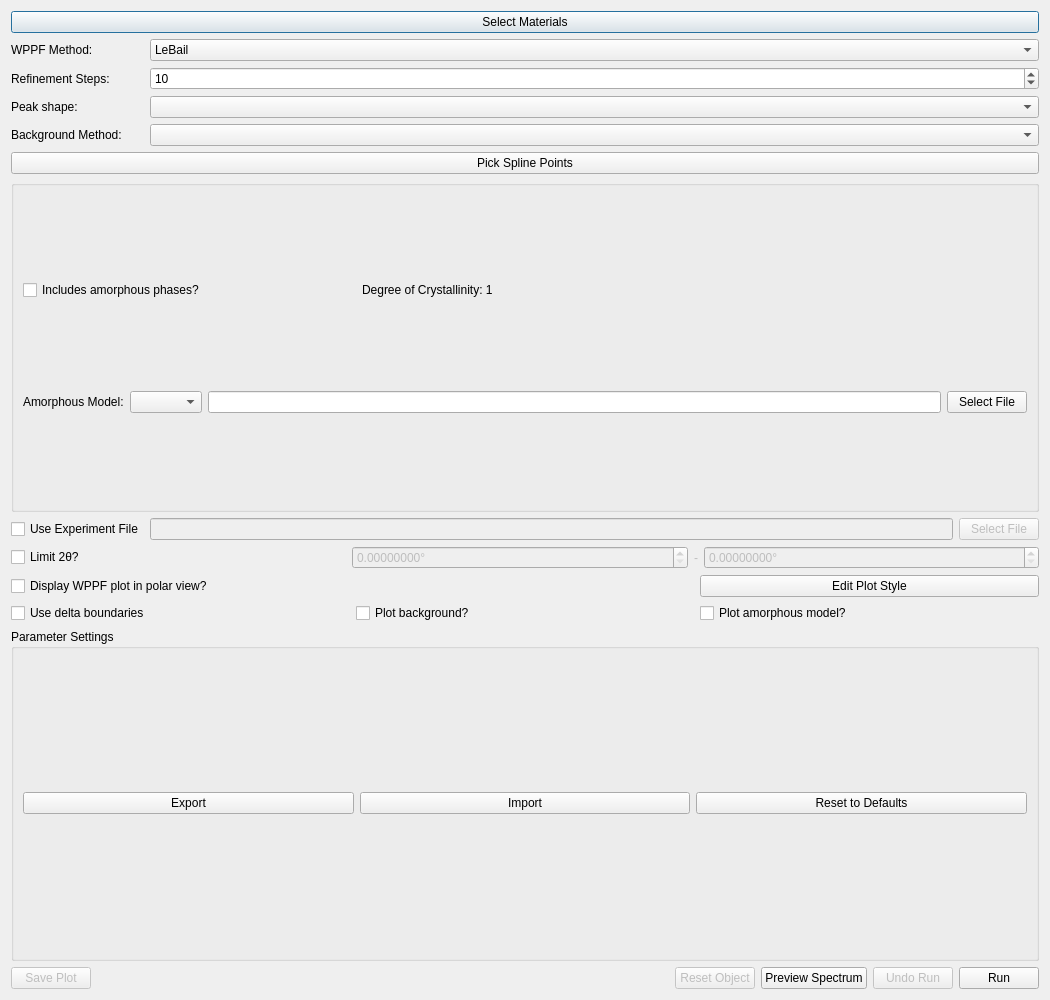
HEXRD/hexrdgui, file hexrdgui/resources/ui/wppf_options_dialog.ui: the form before one commit.
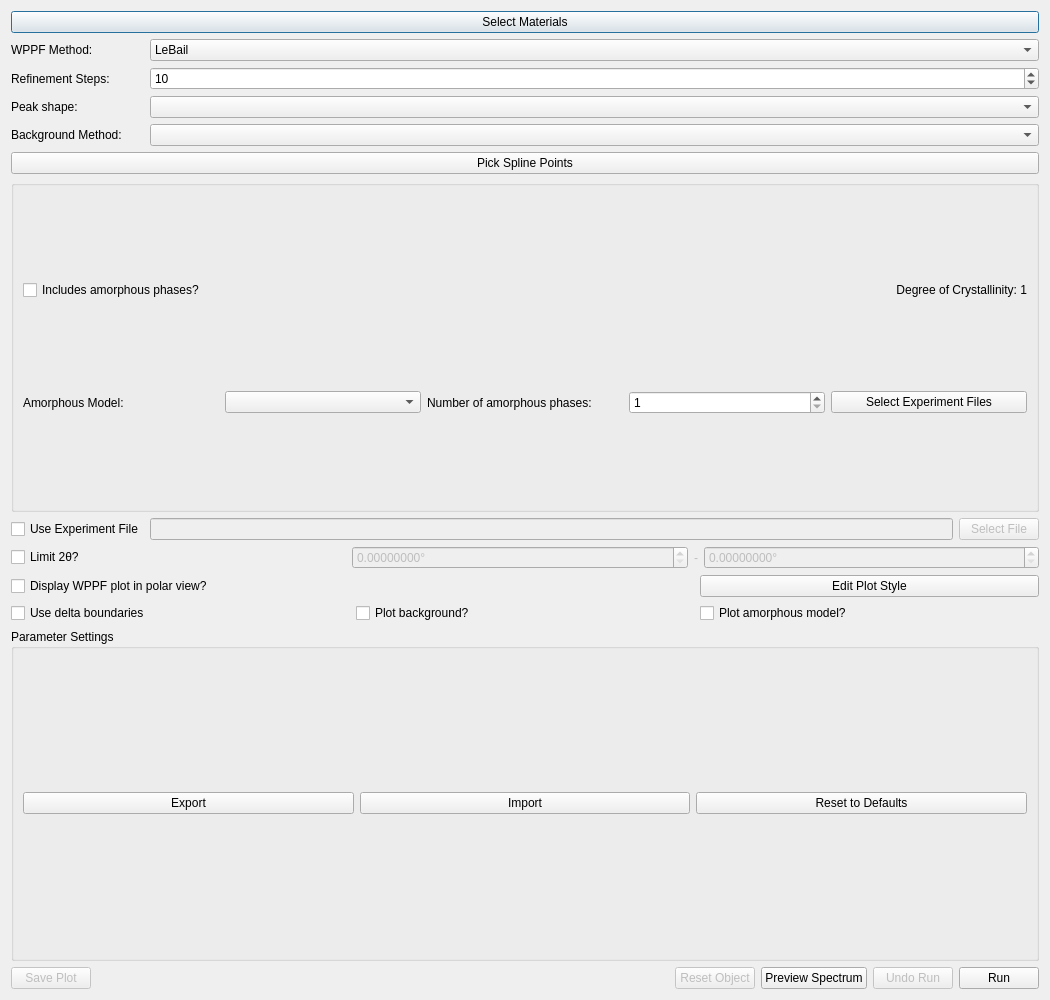
The form after the commit. Icons and pictures are not drawn. Custom widgets are drawn as their Qt base class.

Commit message:
Allow multiple amorphous phases in WPPF
This adds the ability to use multiple amorphous phases in WPPF.

If more than one amorphous phase is specified, they will appear in the
tree view with their phase names, such as `c1`, `c2`, etc.

Multiple experimental files are also supported to use with the multiple
phases, and file dialogs appear for each phase when "Experimental" is
selected.

This PR also fixes the issue where, after running WPPF, the parameter
tree view scroll bar would reset its position.

```diff
--- a/hexrdgui/resources/ui/wppf_options_dialog.ui
+++ b/hexrdgui/resources/ui/wppf_options_dialog.ui
@@ -354,17 +354,17 @@
       <string/>
      </property>
      <layout class="QGridLayout" name="gridLayout">
-      <item row="0" column="0">
-       <widget class="QCheckBox" name="include_amorphous">
-        <property name="toolTip">
-         <string>&lt;html&gt;&lt;head/&gt;&lt;body&gt;&lt;p&gt;If the sample contains some amorphous (such as liquid or glass) phases, check this box to include amorphous parameters.&lt;/p&gt;&lt;/body&gt;&lt;/html&gt;</string>
-        </property>
+      <item row="1" column="3">
+       <widget class="QLabel" name="degree_of_crystallinity_label">
         <property name="text">
-         <string>Includes amorphous phases?</string>
+         <string>Degree of Crystallinity: 1</string>
+        </property>
+        <property name="alignment">
+         <set>Qt::AlignRight|Qt::AlignTrailing|Qt::AlignVCenter</set>
         </property>
        </widget>
       </item>
-      <item row="1" column="0" colspan="3">
+      <item row="2" column="0" colspan="4">
        <layout class="QHBoxLayout" name="amorphous_options_layout">
         <item>
          <widget class="QLabel" name="amorphous_model_label">
@@ -377,28 +377,41 @@
          <widget class="QComboBox" name="amorphous_model"/>
         </item>
         <item>
-         <widget class="QLineEdit" name="amorphous_experiment_file">
-          <property name="toolTip">
-           <string>&lt;html&gt;&lt;head/&gt;&lt;body&gt;&lt;p&gt;Experiment file to be used with the amorphous model.&lt;/p&gt;&lt;/body&gt;&lt;/html&gt;</string>
+         <widget class="QLabel" name="num_amorphous_phases_label">
+          <property name="text">
+           <string>Number of amorphous phases:</string>
           </property>
          </widget>
         </item>
         <item>
-         <widget class="QPushButton" name="amorphous_experiment_file_select">
+         <widget class="QSpinBox" name="num_amorphous_phases">
+          <property name="minimum">
+           <number>1</number>
+          </property>
+          <property name="maximum">
+           <number>100000</number>
+          </property>
+         </widget>
+        </item>
+        <item>
+         <widget class="QPushButton" name="amorphous_select_experiment_files">
           <property name="toolTip">
            <string>&lt;html&gt;&lt;head/&gt;&lt;body&gt;&lt;p&gt;Experiment file to be used with the amorphous model.&lt;/p&gt;&lt;/body&gt;&lt;/html&gt;</string>
           </property>
           <property name="text">
-           <string>Select File</string>
+           <string>Select Experiment Files</string>
           </property>
          </widget>
         </item>
        </layout>
       </item>
-      <item row="0" column="1" colspan="2">
-       <widget class="QLabel" name="degree_of_crystallinity_label">
+      <item row="1" column="0">
+       <widget class="QCheckBox" name="include_amorphous">
+        <property name="toolTip">
+         <string>&lt;html&gt;&lt;head/&gt;&lt;body&gt;&lt;p&gt;If the sample contains some amorphous (such as liquid or glass) phases, check this box to include amorphous parameters.&lt;/p&gt;&lt;/body&gt;&lt;/html&gt;</string>
+        </property>
         <property name="text">
-         <string>Degree of Crystallinity: 1</string>
+         <string>Includes amorphous phases?</string>
         </property>
        </widget>
       </item>
```
Left out of the diff: 4 changed lines with no effect on the pictures. The commit also changes 2 other files.
